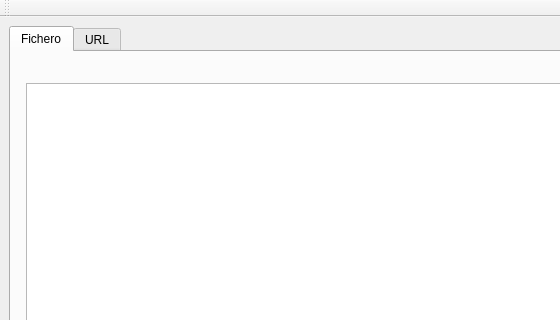
Old version of the form Interfaces/view_load_files.ui in the repository adrianvillanueva997/computation_lab_2; both pictures show x 0 to 560 and y 0 to 320 of the 1051 by 704 pixel window.
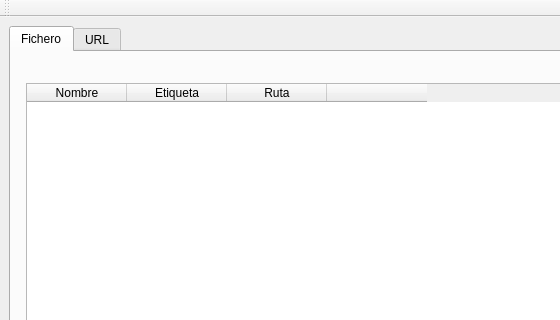
New version of the form.

```diff
--- a/Interfaces/view_load_files.ui
+++ b/Interfaces/view_load_files.ui
@@ -39,6 +39,26 @@
         <height>381</height>
        </rect>
       </property>
+      <column>
+       <property name="text">
+        <string>Nombre</string>
+       </property>
+      </column>
+      <column>
+       <property name="text">
+        <string>Etiqueta</string>
+       </property>
+      </column>
+      <column>
+       <property name="text">
+        <string>Ruta</string>
+       </property>
+      </column>
+      <column>
+       <property name="text">
+        <string/>
+       </property>
+      </column>
      </widget>
      <widget class="QPushButton" name="file_pushButton_add">
       <property name="geometry">
```
